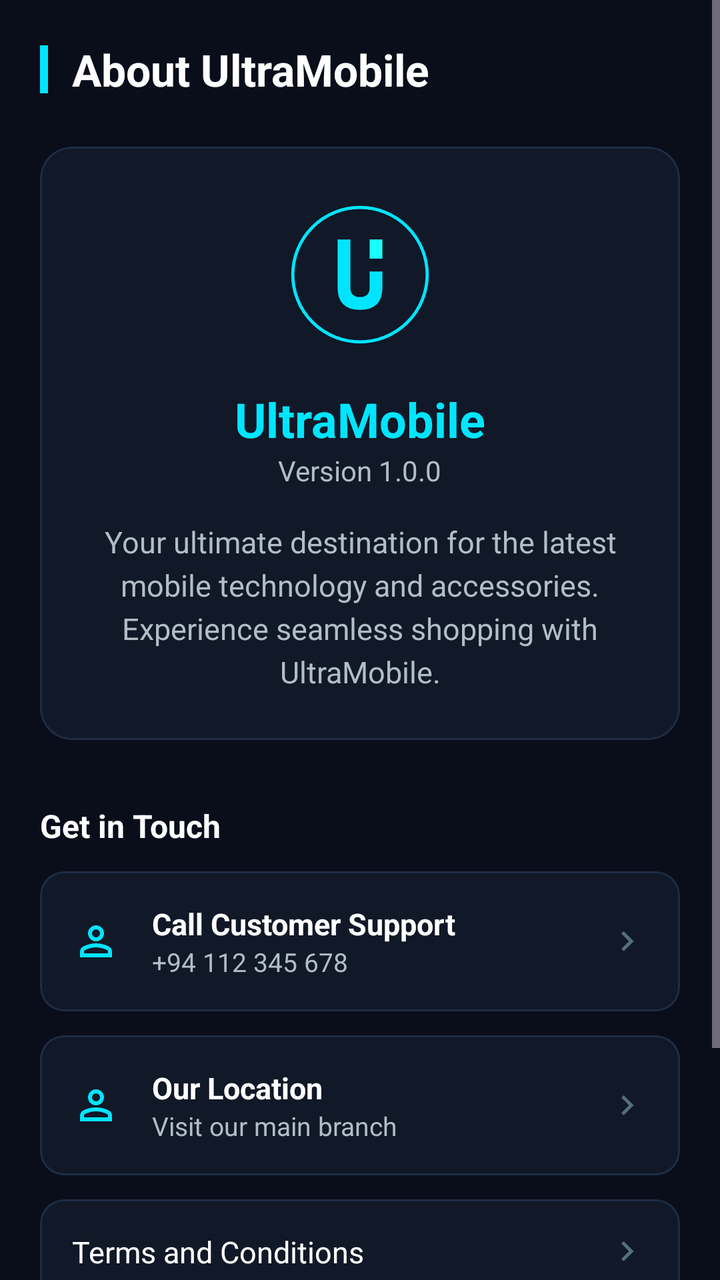
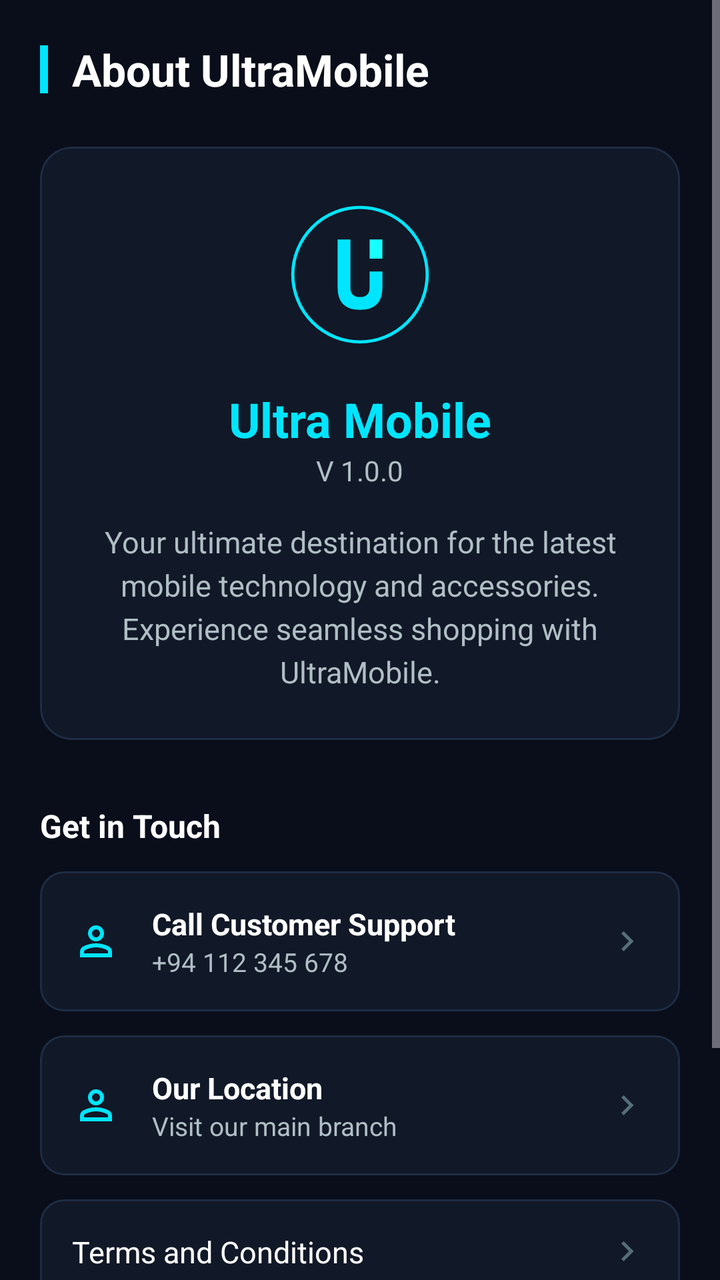

The first picture is an Android layout as it rendered before a commit; the second is the same layout after the commit. The layout source and the unified diff follow.
<!-- AndroidManifest.xml: application theme Theme.UltraMobile -->
<!-- res/layout/fragment_settings.xml -->
<?xml version="1.0" encoding="utf-8"?>
<ScrollView xmlns:android="http://schemas.android.com/apk/res/android"
    xmlns:app="http://schemas.android.com/apk/res-auto"
    xmlns:tools="http://schemas.android.com/tools"
    android:layout_width="match_parent"
    android:layout_height="match_parent"
    android:background="@color/um_background"
    android:fillViewport="true">

    <LinearLayout
        android:layout_width="match_parent"
        android:layout_height="wrap_content"
        android:orientation="vertical"
        android:padding="20dp">

        
        <LinearLayout
            android:layout_width="match_parent"
            android:layout_height="wrap_content"
            android:gravity="center_vertical"
            android:orientation="horizontal"
            android:paddingBottom="24dp">

            <View
                android:layout_width="4dp"
                android:layout_height="24dp"
                android:layout_marginEnd="12dp"
                android:background="@color/um_primary" />

            <TextView
                android:layout_width="wrap_content"
                android:layout_height="wrap_content"
                android:text="About UltraMobile"
                android:textColor="@color/um_text_primary"
                android:textSize="22sp"
                android:textStyle="bold" />
        </LinearLayout>

        
        <com.google.android.material.card.MaterialCardView
            android:layout_width="match_parent"
            android:layout_height="wrap_content"
            app:cardBackgroundColor="@color/um_surface"
            app:cardCornerRadius="16dp"
            app:cardElevation="0dp"
            app:strokeColor="@color/um_surface_border"
            app:strokeWidth="1dp">

            <LinearLayout
                android:layout_width="match_parent"
                android:layout_height="wrap_content"
                android:gravity="center"
                android:orientation="vertical"
                android:padding="24dp">

                <ImageView
                    android:layout_width="80dp"
                    android:layout_height="80dp"
                    android:src="@drawable/app_logo" />

                <TextView
                    android:layout_width="wrap_content"
                    android:layout_height="wrap_content"
                    android:layout_marginTop="16dp"
                    android:text="UltraMobile"
                    android:textColor="@color/um_primary"
                    android:textSize="24sp"
                    android:textStyle="bold" />

                <TextView
                    android:layout_width="wrap_content"
                    android:layout_height="wrap_content"
                    android:text="Version 1.0.0"
                    android:textColor="@color/um_text_secondary"
                    android:textSize="14sp" />

                <TextView
                    android:layout_width="match_parent"
                    android:layout_height="wrap_content"
                    android:layout_marginTop="16dp"
                    android:gravity="center"
                    android:text="Your ultimate destination for the latest mobile technology and accessories. Experience seamless shopping with UltraMobile."
                    android:textColor="@color/um_text_secondary"
                    android:textSize="15sp"
                    android:lineSpacingExtra="4dp" />
            </LinearLayout>
        </com.google.android.material.card.MaterialCardView>

        
        <TextView
            android:layout_width="wrap_content"
            android:layout_height="wrap_content"
            android:layout_marginTop="32dp"
            android:layout_marginBottom="12dp"
            android:text="Get in Touch"
            android:textColor="@color/um_text_primary"
            android:textSize="16sp"
            android:textStyle="bold" />

        <com.google.android.material.card.MaterialCardView
            android:id="@+id/btn_call_support"
            android:layout_width="match_parent"
            android:layout_height="wrap_content"
            android:clickable="true"
            android:focusable="true"
            app:cardBackgroundColor="@color/um_surface"
            app:cardCornerRadius="12dp"
            app:cardElevation="0dp"
            app:strokeColor="@color/um_surface_border"
            app:strokeWidth="1dp">

            <LinearLayout
                android:layout_width="match_parent"
                android:layout_height="wrap_content"
                android:gravity="center_vertical"
                android:orientation="horizontal"
                android:padding="16dp">

                <ImageView
                    android:layout_width="24dp"
                    android:layout_height="24dp"
                    android:src="@drawable/person_24px"
                    app:tint="@color/um_primary" />

                <LinearLayout
                    android:layout_width="0dp"
                    android:layout_height="wrap_content"
                    android:layout_marginStart="16dp"
                    android:layout_weight="1"
                    android:orientation="vertical">

                    <TextView
                        android:layout_width="wrap_content"
                        android:layout_height="wrap_content"
                        android:text="Call Customer Support"
                        android:textColor="@color/um_text_primary"
                        android:textSize="15sp"
                        android:textStyle="bold" />

                    <TextView
                        android:layout_width="wrap_content"
                        android:layout_height="wrap_content"
                        android:text="+94 112 345 678"
                        android:textColor="@color/um_text_secondary"
                        android:textSize="13sp" />
                </LinearLayout>

                <ImageView
                    android:layout_width="20dp"
                    android:layout_height="20dp"
                    android:src="@drawable/keyboard_arrow_down_24px"
                    android:rotation="-90"
                    app:tint="@color/um_text_hint" />
            </LinearLayout>
        </com.google.android.material.card.MaterialCardView>

        
        <com.google.android.material.card.MaterialCardView
            android:id="@+id/btn_our_location"
            android:layout_width="match_parent"
            android:layout_height="wrap_content"
            android:layout_marginTop="12dp"
            android:clickable="true"
            android:focusable="true"
            app:cardBackgroundColor="@color/um_surface"
            app:cardCornerRadius="12dp"
            app:cardElevation="0dp"
            app:strokeColor="@color/um_surface_border"
            app:strokeWidth="1dp">

            <LinearLayout
                android:layout_width="match_parent"
                android:layout_height="wrap_content"
                android:gravity="center_vertical"
                android:orientation="horizontal"
                android:padding="16dp">

                <ImageView
                    android:layout_width="24dp"
                    android:layout_height="24dp"
                    android:src="@drawable/person_24px"
                    app:tint="@color/um_primary" />

                <LinearLayout
                    android:layout_width="0dp"
                    android:layout_height="wrap_content"
                    android:layout_marginStart="16dp"
                    android:layout_weight="1"
                    android:orientation="vertical">

                    <TextView
                        android:layout_width="wrap_content"
                        android:layout_height="wrap_content"
                        android:text="Our Location"
                        android:textColor="@color/um_text_primary"
                        android:textSize="15sp"
                        android:textStyle="bold" />

                    <TextView
                        android:layout_width="wrap_content"
                        android:layout_height="wrap_content"
                        android:text="Visit our main branch"
                        android:textColor="@color/um_text_secondary"
                        android:textSize="13sp" />
                </LinearLayout>

                <ImageView
                    android:layout_width="20dp"
                    android:layout_height="20dp"
                    android:src="@drawable/keyboard_arrow_down_24px"
                    android:rotation="-90"
                    app:tint="@color/um_text_hint" />
            </LinearLayout>
        </com.google.android.material.card.MaterialCardView>

        
        <com.google.android.material.card.MaterialCardView
            android:layout_width="match_parent"
            android:layout_height="wrap_content"
            android:layout_marginTop="12dp"
            app:cardBackgroundColor="@color/um_surface"
            app:cardCornerRadius="12dp"
            app:cardElevation="0dp"
            app:strokeColor="@color/um_surface_border"
            app:strokeWidth="1dp">

            <LinearLayout
                android:layout_width="match_parent"
                android:layout_height="wrap_content"
                android:orientation="vertical">

                <LinearLayout
                    android:id="@+id/btn_terms"
                    android:layout_width="match_parent"
                    android:layout_height="wrap_content"
                    android:clickable="true"
                    android:focusable="true"
                    android:gravity="center_vertical"
                    android:orientation="horizontal"
                    android:padding="16dp">

                    <TextView
                        android:layout_width="0dp"
                        android:layout_height="wrap_content"
                        android:layout_weight="1"
                        android:text="Terms and Conditions"
                        android:textColor="@color/um_text_primary"
                        android:textSize="15sp" />

                    <ImageView
                        android:layout_width="20dp"
                        android:layout_height="20dp"
                        android:src="@drawable/keyboard_arrow_down_24px"
                        android:rotation="-90"
                        app:tint="@color/um_text_hint" />
                </LinearLayout>

                <View
                    android:layout_width="match_parent"
                    android:layout_height="1dp"
                    android:background="@color/um_surface_border" />

                <LinearLayout
                    android:id="@+id/btn_privacy"
                    android:layout_width="match_parent"
                    android:layout_height="wrap_content"
                    android:clickable="true"
                    android:focusable="true"
                    android:gravity="center_vertical"
                    android:orientation="horizontal"
                    android:padding="16dp">

                    <TextView
                        android:layout_width="0dp"
                        android:layout_height="wrap_content"
                        android:layout_weight="1"
                        android:text="Privacy Policy"
                        android:textColor="@color/um_text_primary"
                        android:textSize="15sp" />

                    <ImageView
                        android:layout_width="20dp"
                        android:layout_height="20dp"
                        android:src="@drawable/keyboard_arrow_down_24px"
                        android:rotation="-90"
                        app:tint="@color/um_text_hint" />
                </LinearLayout>
            </LinearLayout>
        </com.google.android.material.card.MaterialCardView>

        <TextView
            android:layout_width="match_parent"
            android:layout_height="wrap_content"
            android:layout_marginTop="40dp"
            android:gravity="center"
            android:text="© 2024 UltraMobile Inc. All rights reserved."
            android:textColor="@color/um_text_hint"
            android:textSize="12sp" />

    </LinearLayout>
</ScrollView>
<!-- resources referenced by this layout -->
<resources>
  <color name="um_background">#0A0E1A</color>
  <color name="um_primary">#00E5FF</color>
  <color name="um_surface">#111827</color>
  <color name="um_surface_border">#1E2D45</color>
  <color name="um_text_hint">#546E7A</color>
  <color name="um_text_primary">#FFFFFF</color>
  <color name="um_text_secondary">#B0BEC5</color>
  <!-- drawable app_logo (drawable) -->
  <?xml version="1.0" encoding="utf-8"?>
  <vector xmlns:android="http://schemas.android.com/apk/res/android"
      android:width="100dp"
      android:height="100dp"
      android:viewportWidth="100"
      android:viewportHeight="100">
  
      
      <path
          android:fillColor="#111827"
          android:pathData="M50,5A45,45 0 1,1 50,95A45,45 0 1,1 50,5Z" />
  
      
      <path
          android:strokeColor="#00E5FF"
          android:strokeWidth="2"
          android:fillColor="@android:color/transparent"
          android:pathData="M50,8A42,42 0 1,1 50,92A42,42 0 1,1 50,8Z" />
  
      
      <path
          android:fillColor="#00E5FF"
          android:pathData="M36,28 L36,58 Q36,72 50,72 Q64,72 64,58 L64,48 L56,48 L56,58 Q56,64 50,64 Q44,64 44,58 L44,28 Z" />
  
      
      <path
          android:fillColor="#18FFFF"
          android:pathData="M64,28 L64,40 L56,40 L56,28 Z" />
  
  </vector>
  <!-- drawable keyboard_arrow_down_24px (drawable) -->
  <vector xmlns:android="http://schemas.android.com/apk/res/android"
      android:width="24dp"
      android:height="24dp"
      android:viewportWidth="960"
      android:viewportHeight="960"
      android:tint="?attr/colorControlNormal">
    <path
        android:fillColor="@android:color/white"
        android:pathData="M480,616L240,376L296,320L480,504L664,320L720,376L480,616Z"/>
  </vector>
  <color name="um_text_on_primary">#0A0E1A</color>
  <color name="um_surface_card">#161D2E</color>
  <color name="um_primary_dim">#0097A7</color>
  <color name="um_surface_elevated">#1C2538</color>
  <color name="um_accent">#18FFFF</color>
  <color name="um_success">#00E676</color>
  <color name="um_error">#FF5252</color>
  <color name="um_primary_dark">#00B8CC</color>
  <style name="UltraToolbar" parent="Widget.MaterialComponents.Toolbar">
          <item name="android:background">@color/um_surface</item>
          <item name="titleTextColor">@color/um_text_primary</item>
      </style>
  <!-- unchanged entries left out for length: 2 -->
</resources>

<!-- the commit's change to res/layout/fragment_settings.xml (unified diff, before → after) -->
@@ -30,7 +30,7 @@
             <TextView
                 android:layout_width="wrap_content"
                 android:layout_height="wrap_content"
-                android:text="About UltraMobile"
+                android:text="@string/settings_about_title"
                 android:textColor="@color/um_text_primary"
                 android:textSize="22sp"
                 android:textStyle="bold" />
@@ -62,7 +62,7 @@
                     android:layout_width="wrap_content"
                     android:layout_height="wrap_content"
                     android:layout_marginTop="16dp"
-                    android:text="UltraMobile"
+                    android:text="@string/app_name"
                     android:textColor="@color/um_primary"
                     android:textSize="24sp"
                     android:textStyle="bold" />
@@ -70,7 +70,7 @@
                 <TextView
                     android:layout_width="wrap_content"
                     android:layout_height="wrap_content"
-                    android:text="Version 1.0.0"
+                    android:text="@string/app_version"
                     android:textColor="@color/um_text_secondary"
                     android:textSize="14sp" />
 
@@ -79,7 +79,7 @@
                     android:layout_height="wrap_content"
                     android:layout_marginTop="16dp"
                     android:gravity="center"
-                    android:text="Your ultimate destination for the latest mobile technology and accessories. Experience seamless shopping with UltraMobile."
+                    android:text="@string/settings_app_info_desc"
                     android:textColor="@color/um_text_secondary"
                     android:textSize="15sp"
                     android:lineSpacingExtra="4dp" />
@@ -92,7 +92,7 @@
             android:layout_height="wrap_content"
             android:layout_marginTop="32dp"
             android:layout_marginBottom="12dp"
-            android:text="Get in Touch"
+            android:text="@string/settings_contact_title"
             android:textColor="@color/um_text_primary"
             android:textSize="16sp"
             android:textStyle="bold" />
@@ -132,7 +132,7 @@
                     <TextView
                         android:layout_width="wrap_content"
                         android:layout_height="wrap_content"
-                        android:text="Call Customer Support"
+                        android:text="@string/settings_support_title"
                         android:textColor="@color/um_text_primary"
                         android:textSize="15sp"
                         android:textStyle="bold" />
@@ -140,7 +140,7 @@
                     <TextView
                         android:layout_width="wrap_content"
                         android:layout_height="wrap_content"
-                        android:text="+94 112 345 678"
+                        android:text="@string/settings_support_phone"
                         android:textColor="@color/um_text_secondary"
                         android:textSize="13sp" />
                 </LinearLayout>
@@ -191,7 +191,7 @@
                     <TextView
                         android:layout_width="wrap_content"
                         android:layout_height="wrap_content"
-                        android:text="Our Location"
+                        android:text="@string/settings_location_title"
                         android:textColor="@color/um_text_primary"
                         android:textSize="15sp"
                         android:textStyle="bold" />
@@ -199,7 +199,7 @@
                     <TextView
                         android:layout_width="wrap_content"
                         android:layout_height="wrap_content"
-                        android:text="Visit our main branch"
+                        android:text="@string/settings_location_desc"
                         android:textColor="@color/um_text_secondary"
                         android:textSize="13sp" />
                 </LinearLayout>
@@ -243,7 +243,7 @@
                         android:layout_width="0dp"
                         android:layout_height="wrap_content"
                         android:layout_weight="1"
-                        android:text="Terms and Conditions"
+                        android:text="@string/settings_terms"
                         android:textColor="@color/um_text_primary"
                         android:textSize="15sp" />
 
@@ -274,7 +274,7 @@
                         android:layout_width="0dp"
                         android:layout_height="wrap_content"
                         android:layout_weight="1"
-                        android:text="Privacy Policy"
+                        android:text="@string/settings_privacy"
                         android:textColor="@color/um_text_primary"
                         android:textSize="15sp" />
 
@@ -293,7 +293,7 @@
             android:layout_height="wrap_content"
             android:layout_marginTop="40dp"
             android:gravity="center"
-            android:text="© 2024 UltraMobile Inc. All rights reserved."
+            android:text="@string/settings_copyright"
             android:textColor="@color/um_text_hint"
             android:textSize="12sp" />
 
<!-- resource entries referenced after the edit -->
@@ -49,6 +49,18 @@
         android:fillColor="@android:color/white"
         android:pathData="M480,616L240,376L296,320L480,504L664,320L720,376L480,616Z"/>
   </vector>
+  <string name="app_name">Ultra Mobile</string>
+  <string name="app_version">V 1.0.0</string>
+  <string name="settings_about_title">About UltraMobile</string>
+  <string name="settings_app_info_desc">Your ultimate destination for the latest mobile technology and accessories. Experience seamless shopping with UltraMobile.</string>
+  <string name="settings_contact_title">Get in Touch</string>
+  <string name="settings_copyright">© 2024 UltraMobile Inc. All rights reserved.</string>
+  <string name="settings_location_desc">Visit our main branch</string>
+  <string name="settings_location_title">Our Location</string>
+  <string name="settings_privacy">Privacy Policy</string>
+  <string name="settings_support_phone">+94 112 345 678</string>
+  <string name="settings_support_title">Call Customer Support</string>
+  <string name="settings_terms">Terms and Conditions</string>
   <color name="um_text_on_primary">#0A0E1A</color>
   <color name="um_surface_card">#161D2E</color>
   <color name="um_primary_dim">#0097A7</color>
